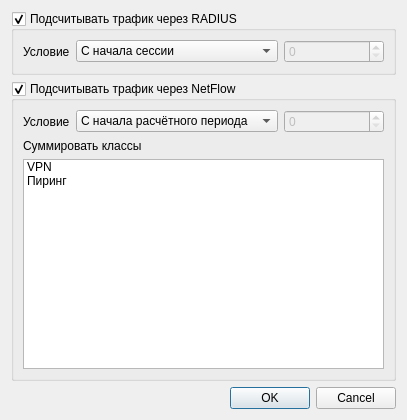
Qt form mdi/forms/tp_concept_speed_settings.ui (brat002/ExpertBilling) before a commit.
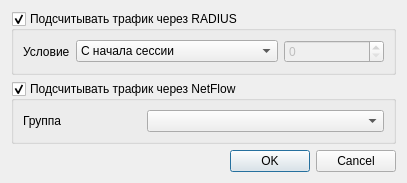
The same form after that commit.

What changed in the file:
```diff
--- a/mdi/forms/tp_concept_speed_settings.ui
+++ b/mdi/forms/tp_concept_speed_settings.ui
@@ -1,12 +1,12 @@
 <ui version="4.0" >
  <class>Dialog</class>
- <widget class="QDialog" name="Dialog" >
-  <property name="geometry" >
+ <widget class="QDialog" name="Dialog">
+  <property name="geometry">
    <rect>
     <x>0</x>
     <y>0</y>
     <width>381</width>
-    <height>420</height>
+    <height>168</height>
    </rect>
   </property>
   <property name="windowTitle" >
@@ -75,94 +75,9 @@
      </layout>
     </widget>
    </item>
-   <item row="1" column="0" >
-    <widget class="QGroupBox" name="groupBox_2" >
-     <property name="title" >
-      <string>Подсчитывать трафик через NetFlow</string>
-     </property>
-     <property name="checkable" >
-      <bool>true</bool>
-     </property>
-     <property name="checked" >
-      <bool>true</bool>
-     </property>
-     <layout class="QVBoxLayout" name="verticalLayout" >
-      <item>
-       <layout class="QHBoxLayout" name="horizontalLayout_2" >
-        <item>
-         <widget class="QLabel" name="label_2" >
-          <property name="text" >
-           <string>Условие</string>
-          </property>
-         </widget>
-        </item>
-        <item>
-         <widget class="QComboBox" name="comboBox_2" >
-          <item>
-           <property name="text" >
-            <string>С начала расчётного периода</string>
-           </property>
-          </item>
-          <item>
-           <property name="text" >
-            <string>С момента подключения</string>
-           </property>
-          </item>
-          <item>
-           <property name="text" >
-            <string>За последние N секунд</string>
-           </property>
-          </item>
-         </widget>
-        </item>
-        <item>
-         <widget class="QSpinBox" name="spinBox_2" >
-          <property name="enabled" >
-           <bool>false</bool>
-          </property>
-          <property name="minimumSize" >
-           <size>
-            <width>100</width>
-            <height>0</height>
-           </size>
-          </property>
-          <property name="maximumSize" >
-           <size>
-            <width>16777215</width>
-            <height>16777215</height>
-           </size>
-          </property>
-         </widget>
-        </item>
-       </layout>
-      </item>
-      <item>
-       <widget class="QLabel" name="label_3" >
-        <property name="text" >
-         <string>Суммировать классы</string>
-        </property>
-       </widget>
-      </item>
-      <item>
-       <widget class="QListWidget" name="listWidget" >
-        <item>
-         <property name="text" >
-          <string>VPN</string>
-         </property>
-        </item>
-        <item>
-         <property name="text" >
-          <string>Пиринг</string>
-         </property>
-        </item>
-       </widget>
-      </item>
-     </layout>
-    </widget>
-   </item>
-   <item row="2" column="0" >
-    <widget class="QDialogButtonBox" name="buttonBox" >
-     <property name="orientation" >
+   <item row="2" column="0">
+    <widget class="QDialogButtonBox" name="buttonBox">
+     <property name="orientation">
       <enum>Qt::Horizontal</enum>
      </property>
      <property name="standardButtons" >
@@ -170,6 +85,38 @@
      </property>
     </widget>
    </item>
+   <item row="1" column="0">
+    <widget class="QGroupBox" name="groupBox_2">
+     <property name="title">
+      <string>Подсчитывать трафик через NetFlow</string>
+     </property>
+     <property name="checkable">
+      <bool>true</bool>
+     </property>
+     <property name="checked">
+      <bool>true</bool>
+     </property>
+     <layout class="QGridLayout" name="gridLayout_2">
+      <item row="0" column="0">
+       <widget class="QLabel" name="label_3">
+        <property name="text">
+         <string>Группа</string>
+        </property>
+       </widget>
+      </item>
+      <item row="0" column="1" colspan="2">
+       <widget class="QComboBox" name="comboBox_3">
+        <property name="minimumSize">
+         <size>
+          <width>180</width>
+          <height>0</height>
+         </size>
+        </property>
+       </widget>
+      </item>
+     </layout>
+    </widget>
+   </item>
   </layout>
  </widget>
  <resources/>
```
Left out of the diff: 49 changed lines with no effect on the pictures.
